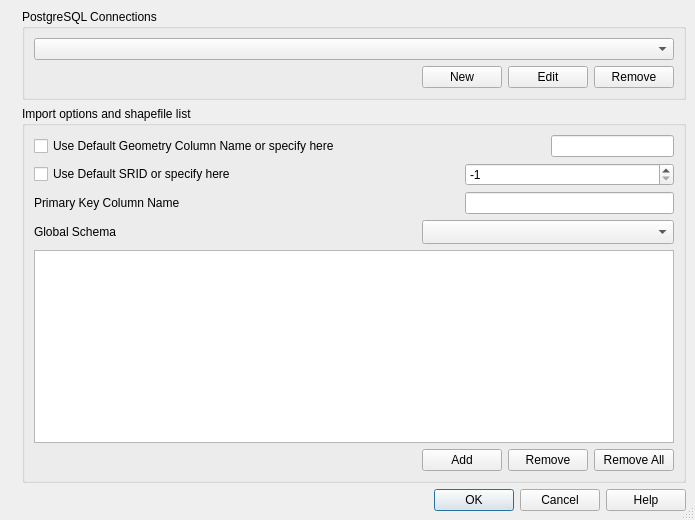
First picture: the form in src/plugins/spit/qgsspitbase.ui, repository qgis/QGIS, before the edit.
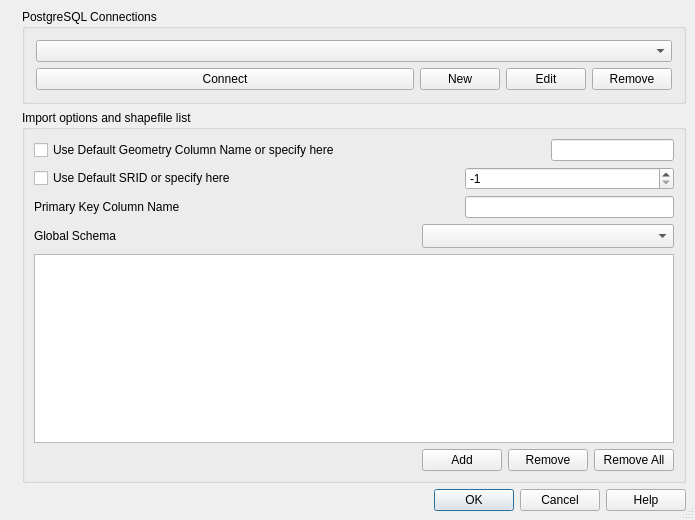
Second picture: the form after the edit. Icons and pictures are not drawn.

Patch:
```diff
--- a/src/plugins/spit/qgsspitbase.ui
+++ b/src/plugins/spit/qgsspitbase.ui
@@ -55,7 +55,7 @@
      </property>
      <layout class="QGridLayout" >
       <property name="margin" >
-       <number>9</number>
+       <number>11</number>
       </property>
       <property name="spacing" >
        <number>6</number>
@@ -122,6 +122,19 @@
         </property>
        </widget>
       </item>
+      <item row="1" column="0" >
+       <widget class="QPushButton" name="btnConnect" >
+        <property name="toolTip" >
+         <string>Connect to PostGIS</string>
+        </property>
+        <property name="whatsThis" >
+         <string>Connect to PostGIS</string>
+        </property>
+        <property name="text" >
+         <string>Connect</string>
+        </property>
+       </widget>
+      </item>
      </layout>
     </widget>
    </item>
```
